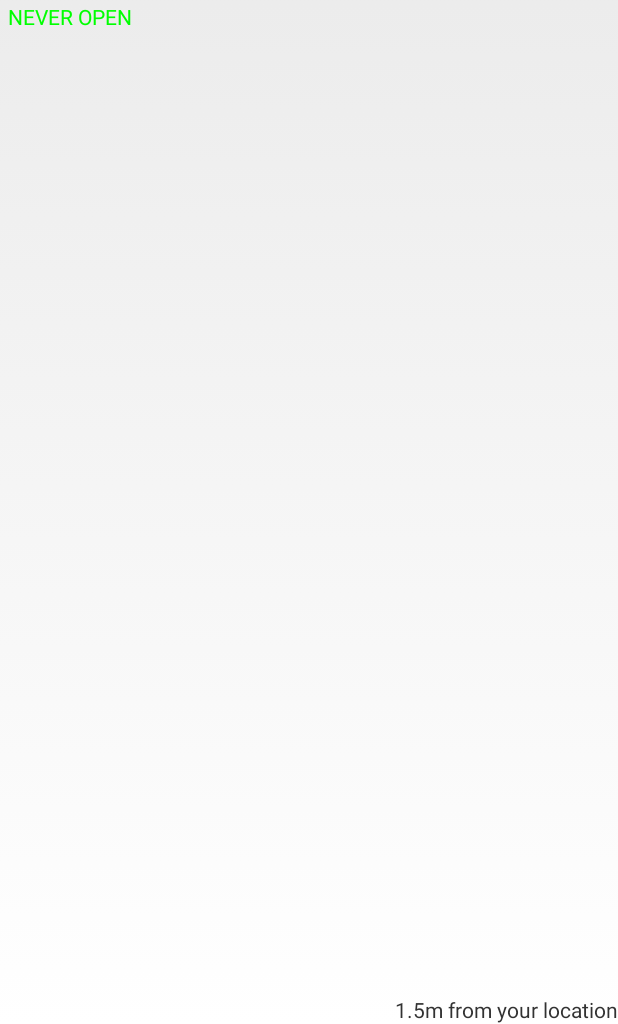
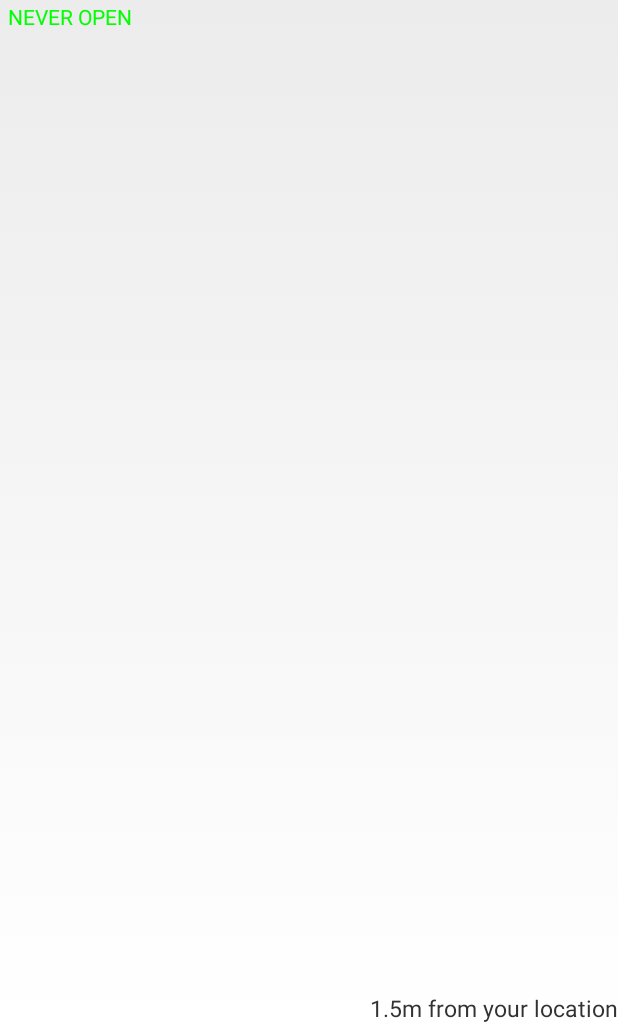
Before and after one commit to soutenniza/WarriorMenu2, an Android app: the layout card_thumbnail.xml on its own in the app's theme, with its tools: preview values and no code run, on a phone screen of 412 x 824 dp, the part 212-1236 px from its top. Run offline under Robolectric (Android 15) with nearby library versions, the phone set to English and light mode, and no system bars.

Commit message:
Added location stuff

```diff
--- a/WarriorMenu/app/src/main/java/com/warriormenu/MenuActivity.java
+++ b/WarriorMenu/app/src/main/java/com/warriormenu/MenuActivity.java
@@ -39,12 +39,13 @@ public class MenuActivity extends Activity {
         Vector<RInfo> restaurants = intRests();
 
         Typeface typeface = Typeface.createFromAsset(getAssets(), "Roboto-LightItalic.ttf");
+        Typeface typeface2 = Typeface.createFromAsset(getAssets(), "Roboto-BoldCondensedItalic.ttf");
         TextView mainTitle = (TextView) findViewById(R.id.main_textView1);
         mainTitle.setTypeface(typeface);
         ArrayList<Card> cards = new ArrayList<Card>();
 
         for(int i = 0; i < restaurants.size();i++){
-           CustomCard card = new CustomCard(getBaseContext(), restaurants.get(i), typeface);
+           CustomCard card = new CustomCard(getBaseContext(), restaurants.get(i), typeface, typeface2);
             card.setShadow(true);
             card.setSwipeable(true);
            cards.add(card);
--- a/WarriorMenu/app/src/main/java/com/warriormenu/RInfo.java
+++ b/WarriorMenu/app/src/main/java/com/warriormenu/RInfo.java
@@ -17,4 +17,5 @@ public class RInfo {
     public double latitude;
     public double longitude;
     Map<String, Day> days;
+    public float distance;
 }
--- a/WarriorMenu/app/src/main/res/layout/card_thumbnail.xml
+++ b/WarriorMenu/app/src/main/res/layout/card_thumbnail.xml
@@ -83,7 +83,9 @@
         android:layout_alignParentRight="true"
         android:layout_width="wrap_content"
         android:layout_height="wrap_content"
-        android:text="1.5m from your location"/>
+        android:textSize="@dimen/distance"
+        android:text="1.5m from your location"
+        android:clickable="true"/>
 
 
 </RelativeLayout>
--- a/WarriorMenu/app/src/main/res/values/dimens.xml
+++ b/WarriorMenu/app/src/main/res/values/dimens.xml
@@ -5,5 +5,6 @@
     <dimen name="main_title">40dp</dimen>
     <dimen name="rest_title">30dp</dimen>
     <dimen name="address_size">15dp</dimen>
+    <dimen name="distance">15dp</dimen>
 
     </resources>
```
Also changed, not shown: WarriorMenu/app/src/main/java/com/warriormenu/CustomCard.java (+31 -5 lines).
